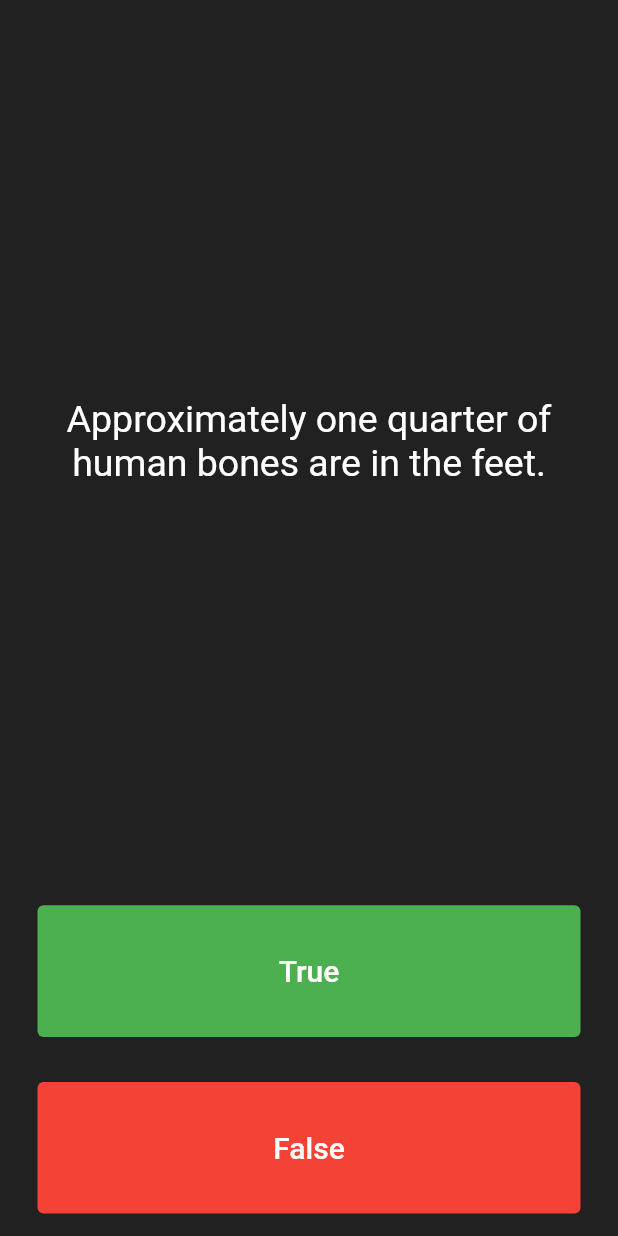
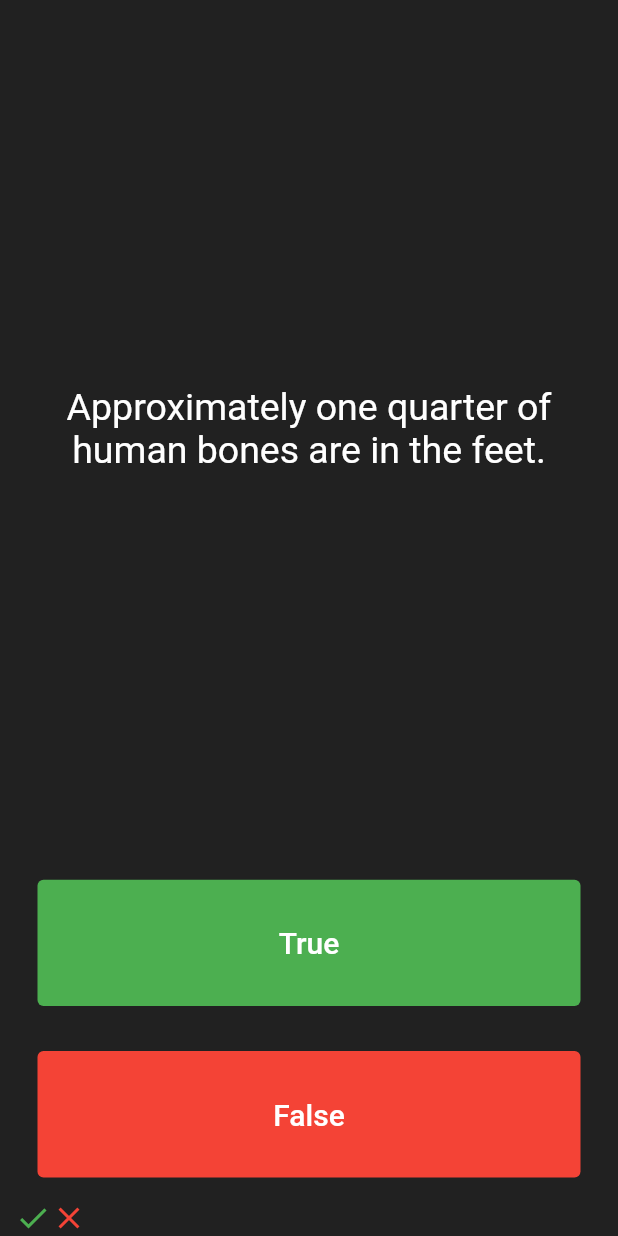
Before and after one commit to abhisheksakibanda/quizzler_flutter, a Flutter app: the screen it shows after launch, after a tap on "True", after a tap on "False", on a phone screen of 412 x 824 dp. Run offline on Flutter 3.47's test engine with Material 2 defaults, Android fonts, the phone set to English and light mode, and no system bars.

```diff
--- a/lib/main.dart
+++ b/lib/main.dart
@@ -1,4 +1,7 @@
 import 'package:flutter/material.dart';
+import 'package:quizzler/quiz_brain.dart';
+
+QuizBrain quizBrain = QuizBrain();
 
 void main() => runApp(Quizzler());
 
@@ -26,13 +29,6 @@ class QuizPage extends StatefulWidget {
 
 class _QuizPageState extends State<QuizPage> {
   List<Icon> scoreKeeper = [];
-  List<String> questions = [
-    'You can lead a cow down stairs but not up stairs.',
-    'Approximately one quarter of human bones are in the feet.',
-    'A slug\'s blood is green.'
-  ];
-
-  int questionNumber = 0;
 
   @override
   Widget build(BuildContext context) {
@@ -46,7 +42,7 @@ class _QuizPageState extends State<QuizPage> {
             padding: EdgeInsets.all(10.0),
             child: Center(
               child: Text(
-                questions[questionNumber],
+                quizBrain.getQuestionText(),
                 textAlign: TextAlign.center,
                 style: TextStyle(
                   fontSize: 25.0,
@@ -67,9 +63,20 @@ class _QuizPageState extends State<QuizPage> {
                 ),
               ),
               onPressed: () {
+                // The user picked true
+                if (quizBrain.getQuestionAnswer()) {
+                  scoreKeeper.add(Icon(
+                    Icons.check,
+                    color: Colors.green,
+                  ));
+                } else {
+                  scoreKeeper.add(Icon(
+                    Icons.close,
+                    color: Colors.red,
+                  ));
+                }
                 setState(() {
-                  // The user picked true
-                  questionNumber++;
+                  quizBrain.nextQuestion();
                 });
               },
               style: ButtonStyle(
@@ -91,7 +98,20 @@ class _QuizPageState extends State<QuizPage> {
               ),
               onPressed: () {
                 // The user picked false
-                questionNumber++;
+                if (!quizBrain.getQuestionAnswer()) {
+                  scoreKeeper.add(Icon(
+                    Icons.check,
+                    color: Colors.green,
+                  ));
+                } else {
+                  scoreKeeper.add(Icon(
+                    Icons.close,
+                    color: Colors.red,
+                  ));
+                }
+                setState(() {
+                  quizBrain.nextQuestion();
+                });
               },
               style: ButtonStyle(
                 backgroundColor: MaterialStatePropertyAll(Colors.red),
--- /dev/null
+++ b/lib/question.dart
@@ -0,0 +1,9 @@
+class Question {
+  String questionText = '';
+  bool questionAnswer = false;
+
+  Question(String q, bool a) {
+    questionText = q;
+    questionAnswer = a;
+  }
+}
```
Also changed, not shown: lib/quiz_brain.dart (added, +43 -0 lines).
